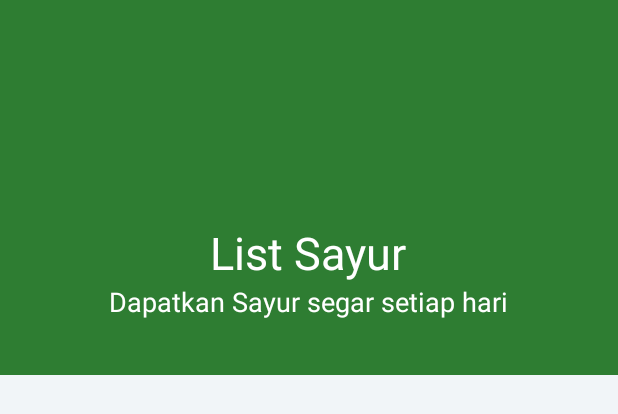
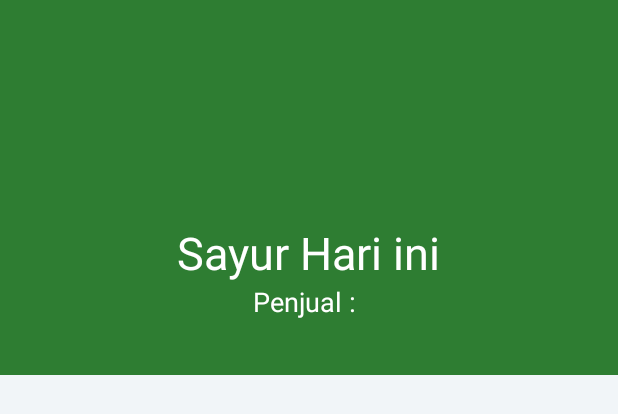
Before and after one commit to ArifGlory/Void-Vegetable, an Android app: the layout activity_list_sayur_pembeli.xml on its own in the app's theme, with its tools: preview values and no code run, on a phone screen of 412 x 824 dp. Shown: the top 414 px of the screen. Run offline under Robolectric (Android 15) with nearby library versions, the light colour scheme and no system bars.

Commit message:
rev8oktrev2

```diff
--- a/app/src/main/java/Fragment/FragmentMaps.java
+++ b/app/src/main/java/Fragment/FragmentMaps.java
@@ -238,6 +238,7 @@ public class FragmentMaps extends Fragment implements OnMapReadyCallback, Locati
                Toast.makeText(getActivity(),"index : "+markerIndex+ "| Key : ",Toast.LENGTH_SHORT).show();
                i = new Intent(getActivity(), ListSayurPembeli.class);
                i.putExtra("key",listKey.get(indexPSayur).toString());
+               i.putExtra("nama",marker.getTitle().toString());
                startActivity(i);
 
            }
--- a/app/src/main/java/myproject/avoid/PenjualSayurActivity.java
+++ b/app/src/main/java/myproject/avoid/PenjualSayurActivity.java
@@ -16,6 +16,7 @@ import android.support.v7.app.AppCompatActivity;
 import android.support.v7.widget.Toolbar;
 import android.view.Menu;
 import android.view.MenuItem;
+import android.widget.TextView;
 
 import com.firebase.client.Firebase;
 import com.google.firebase.FirebaseApp;
@@ -24,6 +25,7 @@ import com.google.firebase.auth.FirebaseUser;
 import com.google.firebase.database.DatabaseReference;
 import com.google.firebase.database.FirebaseDatabase;
 
+import Kelas.SharedVariable;
 import Kelas.UserPreference;
 
 public class PenjualSayurActivity extends AppCompatActivity
@@ -61,6 +63,9 @@ public class PenjualSayurActivity extends AppCompatActivity
 
         NavigationView navigationView = (NavigationView) findViewById(R.id.nav_view);
         navigationView.setNavigationItemSelectedListener(this);
+        View headerView = navigationView.getHeaderView(0);
+        TextView txtNamaProfil = (TextView) headerView.findViewById(R.id.txtNama);
+        txtNamaProfil.setText(SharedVariable.nama);
 
         fragmentPenjual = new FragmentPenjual();
         goToFragment(fragmentPenjual,true);
--- a/app/src/main/res/layout/activity_list_sayur_pembeli.xml
+++ b/app/src/main/res/layout/activity_list_sayur_pembeli.xml
@@ -48,14 +48,15 @@
                         android:id="@+id/love_music"
                         android:layout_width="wrap_content"
                         android:layout_height="wrap_content"
-                        android:text="List Sayur"
+                        android:text="Sayur Hari ini"
                         android:textColor="@android:color/white"
                         android:textSize="@dimen/backdrop_title" />
 
                     <TextView
                         android:layout_width="wrap_content"
                         android:layout_height="wrap_content"
-                        android:text="Dapatkan Sayur segar setiap hari"
+                        android:text="Penjual : "
+                        android:id="@+id/txtNamaPSayur"
                         android:textColor="@android:color/white"
                         android:textSize="@dimen/backdrop_subtitle" />
 
```
Also changed, not shown: app/src/main/java/Adapter/AlbumsAdapter.java (+9 -5 lines), app/src/main/java/myproject/avoid/BerandaActivity.java (+4 -3 lines), app/src/main/java/myproject/avoid/ListSayurPembeli.java (+6 -1 lines).
